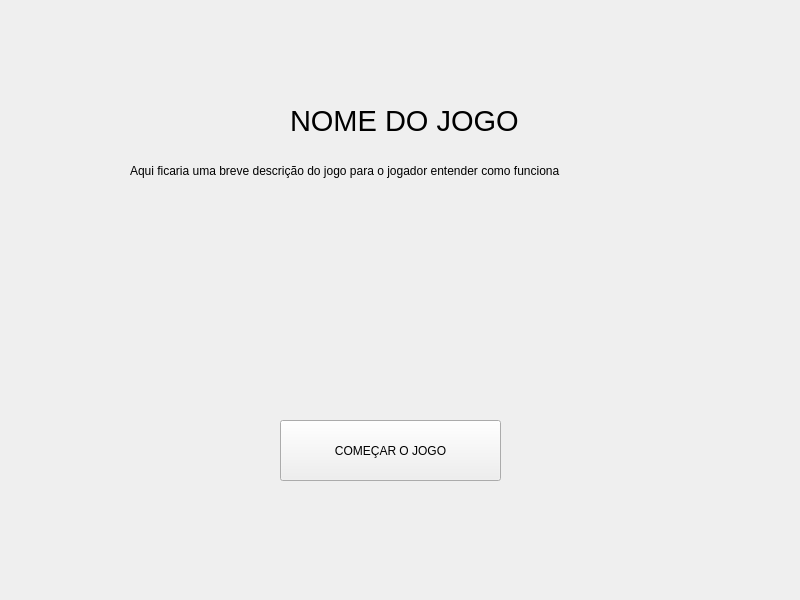
Before: the Qt Designer form base.ui in Fellipe97/gamifiedTextClassification, drawn with Qt 5.
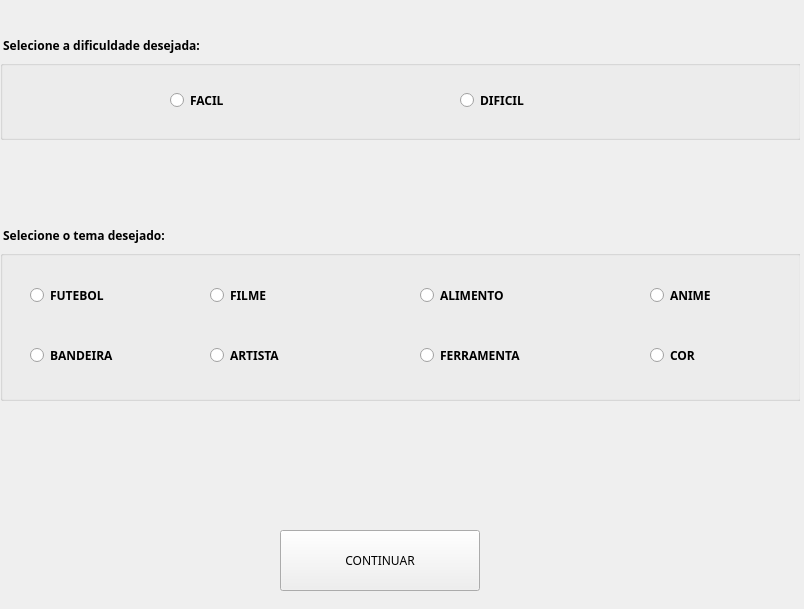
After: the same form once the commit is applied. The open tabs and pages were chosen to show the change.

Commit message: feat: :zap: quase todo o esqueleto visual do app

```diff
--- a/base.ui
+++ b/base.ui
@@ -6,57 +6,729 @@
    <rect>
     <x>0</x>
     <y>0</y>
-    <width>800</width>
-    <height>600</height>
+    <width>804</width>
+    <height>609</height>
    </rect>
   </property>
   <property name="windowTitle">
    <string>MainWindow</string>
   </property>
   <widget class="QWidget" name="centralwidget">
-   <widget class="QPushButton" name="pushButton">
+   <widget class="QStackedWidget" name="stackedWidget">
     <property name="geometry">
      <rect>
-      <x>280</x>
-      <y>420</y>
-      <width>221</width>
-      <height>61</height>
+      <x>0</x>
+      <y>0</y>
+      <width>800</width>
+      <height>600</height>
      </rect>
     </property>
-    <property name="text">
-     <string>COMEÇAR O JOGO</string>
+    <property name="minimumSize">
+     <size>
+      <width>800</width>
+      <height>400</height>
+     </size>
     </property>
-   </widget>
-   <widget class="QLabel" name="label">
-    <property name="geometry">
-     <rect>
-      <x>290</x>
-      <y>80</y>
-      <width>231</width>
-      <height>81</height>
-     </rect>
+    <property name="maximumSize">
+     <size>
+      <width>800</width>
+      <height>600</height>
+     </size>
     </property>
-    <property name="font">
-     <font>
-      <pointsize>22</pointsize>
-     </font>
+    <property name="currentIndex">
+     <number>0</number>
     </property>
-    <property name="text">
-     <string>NOME DO JOGO</string>
-    </property>
-   </widget>
-   <widget class="QLabel" name="label_2">
-    <property name="geometry">
-     <rect>
-      <x>130</x>
-      <y>160</y>
-      <width>511</width>
-      <height>21</height>
-     </rect>
-    </property>
-    <property name="text">
-     <string>Aqui ficaria uma breve descrição do jogo para o jogador entender como funciona</string>
-    </property>
+    <widget class="QWidget" name="page">
+     <widget class="QLabel" name="label">
+      <property name="geometry">
+       <rect>
+        <x>10</x>
+        <y>20</y>
+        <width>791</width>
+        <height>61</height>
+       </rect>
+      </property>
+      <property name="font">
+       <font>
+        <pointsize>-1</pointsize>
+        <weight>75</weight>
+        <bold>true</bold>
+       </font>
+      </property>
+      <property name="styleSheet">
+       <string notr="true">color: blue;
+font-size: 32px;
+font-weight: bold;</string>
+      </property>
+      <property name="text">
+       <string>GAME XXX</string>
+      </property>
+      <property name="alignment">
+       <set>Qt::AlignCenter</set>
+      </property>
+     </widget>
+     <widget class="QLabel" name="label_2">
+      <property name="geometry">
+       <rect>
+        <x>10</x>
+        <y>90</y>
+        <width>781</width>
+        <height>401</height>
+       </rect>
+      </property>
+      <property name="font">
+       <font>
+        <family>8514oem</family>
+        <weight>75</weight>
+        <bold>true</bold>
+       </font>
+      </property>
+      <property name="autoFillBackground">
+       <bool>false</bool>
+      </property>
+      <property name="inputMethodHints">
+       <set>Qt::ImhMultiLine</set>
+      </property>
+      <property name="lineWidth">
+       <number>1</number>
+      </property>
+      <property name="text">
+       <string>Bem-vindo ao jogo XXXX! Vamos aprender a como jogar? 
+Algumas regras para voce se dar bem no jogo:
+
+
+
+1 - escolha o tema para ser gerada a imagem.
+
+2 - uma imagem sera gerada.
+
+3 - presta bastante atencao na imagem no tempo limite.
+
+4 - descreva todos os detalhes que tinha na imagem.
+
+5 - o jogo ira avalaiar a sua resposta de acordo com a resposta gerada pela inteligencia artificial.
+
+
+
+Quanto mais parecido, melhor sera sua pontuacao!</string>
+      </property>
+      <property name="wordWrap">
+       <bool>true</bool>
+      </property>
+     </widget>
+     <widget class="QPushButton" name="startGameButton">
+      <property name="geometry">
+       <rect>
+        <x>280</x>
+        <y>530</y>
+        <width>200</width>
+        <height>61</height>
+       </rect>
+      </property>
+      <property name="maximumSize">
+       <size>
+        <width>200</width>
+        <height>300</height>
+       </size>
+      </property>
+      <property name="font">
+       <font>
+        <family>8514oem</family>
+       </font>
+      </property>
+      <property name="cursor">
+       <cursorShape>PointingHandCursor</cursorShape>
+      </property>
+      <property name="styleSheet">
+       <string notr="true">box-shadow: rgba(0, 0, 0, 0.35) 0px 5px 15px;
+
+</string>
+      </property>
+      <property name="text">
+       <string>START GAME</string>
+      </property>
+      <property name="flat">
+       <bool>false</bool>
+      </property>
+     </widget>
+    </widget>
+    <widget class="QWidget" name="page_2">
+     <widget class="QLabel" name="label_3">
+      <property name="geometry">
+       <rect>
+        <x>0</x>
+        <y>0</y>
+        <width>801</width>
+        <height>91</height>
+       </rect>
+      </property>
+      <property name="font">
+       <font>
+        <family>8514oem</family>
+        <weight>75</weight>
+        <bold>true</bold>
+       </font>
+      </property>
+      <property name="autoFillBackground">
+       <bool>false</bool>
+      </property>
+      <property name="inputMethodHints">
+       <set>Qt::ImhMultiLine</set>
+      </property>
+      <property name="lineWidth">
+       <number>1</number>
+      </property>
+      <property name="text">
+       <string> Selecione a dificuldade desejada:</string>
+      </property>
+      <property name="wordWrap">
+       <bool>true</bool>
+      </property>
+     </widget>
+     <widget class="QLabel" name="label_5">
+      <property name="geometry">
+       <rect>
+        <x>0</x>
+        <y>190</y>
+        <width>801</width>
+        <height>91</height>
+       </rect>
+      </property>
+      <property name="font">
+       <font>
+        <family>8514oem</family>
+        <weight>75</weight>
+        <bold>true</bold>
+       </font>
+      </property>
+      <property name="autoFillBackground">
+       <bool>false</bool>
+      </property>
+      <property name="inputMethodHints">
+       <set>Qt::ImhMultiLine</set>
+      </property>
+      <property name="lineWidth">
+       <number>1</number>
+      </property>
+      <property name="text">
+       <string> Selecione o tema desejado:</string>
+      </property>
+      <property name="wordWrap">
+       <bool>true</bool>
+      </property>
+     </widget>
+     <widget class="QPushButton" name="continueGame1Button">
+      <property name="geometry">
+       <rect>
+        <x>280</x>
+        <y>530</y>
+        <width>200</width>
+        <height>61</height>
+       </rect>
+      </property>
+      <property name="maximumSize">
+       <size>
+        <width>200</width>
+        <height>300</height>
+       </size>
+      </property>
+      <property name="font">
+       <font>
+        <family>8514oem</family>
+       </font>
+      </property>
+      <property name="cursor">
+       <cursorShape>PointingHandCursor</cursorShape>
+      </property>
+      <property name="styleSheet">
+       <string notr="true">box-shadow: rgba(0, 0, 0, 0.35) 0px 5px 15px;
+
+</string>
+      </property>
+      <property name="text">
+       <string>CONTINUAR</string>
+      </property>
+      <property name="flat">
+       <bool>false</bool>
+      </property>
+     </widget>
+     <widget class="QGroupBox" name="groupBox">
+      <property name="enabled">
+       <bool>true</bool>
+      </property>
+      <property name="geometry">
+       <rect>
+        <x>0</x>
+        <y>60</y>
+        <width>801</width>
+        <height>80</height>
+       </rect>
+      </property>
+      <property name="title">
+       <string/>
+      </property>
+      <widget class="QRadioButton" name="radioButton_dificil">
+       <property name="geometry">
+        <rect>
+         <x>460</x>
+         <y>20</y>
+         <width>151</width>
+         <height>41</height>
+        </rect>
+       </property>
+       <property name="font">
+        <font>
+         <family>8514oem</family>
+         <weight>75</weight>
+         <bold>true</bold>
+        </font>
+       </property>
+       <property name="cursor">
+        <cursorShape>PointingHandCursor</cursorShape>
+       </property>
+       <property name="tabletTracking">
+        <bool>false</bool>
+       </property>
+       <property name="text">
+        <string>DIFICIL</string>
+       </property>
+      </widget>
+      <widget class="QRadioButton" name="radioButton_facil">
+       <property name="geometry">
+        <rect>
+         <x>170</x>
+         <y>20</y>
+         <width>91</width>
+         <height>41</height>
+        </rect>
+       </property>
+       <property name="font">
+        <font>
+         <family>8514oem</family>
+         <weight>75</weight>
+         <bold>true</bold>
+        </font>
+       </property>
+       <property name="cursor">
+        <cursorShape>PointingHandCursor</cursorShape>
+       </property>
+       <property name="tabletTracking">
+        <bool>false</bool>
+       </property>
+       <property name="text">
+        <string>FACIL</string>
+       </property>
+      </widget>
+     </widget>
+     <widget class="QGroupBox" name="groupBox_2">
+      <property name="geometry">
+       <rect>
+        <x>0</x>
+        <y>250</y>
+        <width>801</width>
+        <height>151</height>
+       </rect>
+      </property>
+      <property name="font">
+       <font>
+        <kerning>true</kerning>
+       </font>
+      </property>
+      <property name="toolTip">
+       <string/>
+      </property>
+      <property name="statusTip">
+       <string/>
+      </property>
+      <property name="title">
+       <string/>
+      </property>
+      <widget class="QRadioButton" name="radioButton_futebol">
+       <property name="geometry">
+        <rect>
+         <x>30</x>
+         <y>30</y>
+         <width>101</width>
+         <height>31</height>
+        </rect>
+       </property>
+       <property name="font">
+        <font>
+         <family>8514oem</family>
+         <weight>75</weight>
+         <bold>true</bold>
+        </font>
+       </property>
+       <property name="cursor">
+        <cursorShape>PointingHandCursor</cursorShape>
+       </property>
+       <property name="text">
+        <string>FUTEBOL</string>
+       </property>
+      </widget>
+      <widget class="QRadioButton" name="radioButton_filme">
+       <property name="geometry">
+        <rect>
+         <x>210</x>
+         <y>30</y>
+         <width>101</width>
+         <height>31</height>
+        </rect>
+       </property>
+       <property name="font">
+        <font>
+         <family>8514oem</family>
+         <weight>75</weight>
+         <bold>true</bold>
+        </font>
+       </property>
+       <property name="cursor">
+        <cursorShape>PointingHandCursor</cursorShape>
+       </property>
+       <property name="text">
+        <string>FILME</string>
+       </property>
+      </widget>
+      <widget class="QRadioButton" name="radioButton_alimento">
+       <property name="geometry">
+        <rect>
+         <x>420</x>
+         <y>30</y>
+         <width>121</width>
+         <height>31</height>
+        </rect>
+       </property>
+       <property name="font">
+        <font>
+         <family>8514oem</family>
+         <weight>75</weight>
+         <bold>true</bold>
+        </font>
+       </property>
+       <property name="cursor">
+        <cursorShape>PointingHandCursor</cursorShape>
+       </property>
+       <property name="text">
+        <string>ALIMENTO</string>
+       </property>
+      </widget>
+      <widget class="QRadioButton" name="radioButton_bandeira">
+       <property name="geometry">
+        <rect>
+         <x>30</x>
+         <y>90</y>
+         <width>151</width>
+         <height>31</height>
+        </rect>
+       </property>
+       <property name="font">
+        <font>
+         <family>8514oem</family>
+         <weight>75</weight>
+         <bold>true</bold>
+        </font>
+       </property>
+       <property name="cursor">
+        <cursorShape>PointingHandCursor</cursorShape>
+       </property>
+       <property name="text">
+        <string>BANDEIRA</string>
+       </property>
+      </widget>
+      <widget class="QRadioButton" name="radioButton_anime">
+       <property name="geometry">
+        <rect>
+         <x>650</x>
+         <y>30</y>
+         <width>101</width>
+         <height>31</height>
+        </rect>
+       </property>
+       <property name="font">
+        <font>
+         <family>8514oem</family>
+         <weight>75</weight>
+         <bold>true</bold>
+        </font>
+       </property>
+       <property name="cursor">
+        <cursorShape>PointingHandCursor</cursorShape>
+       </property>
+       <property name="text">
+        <string>ANIME</string>
+       </property>
+      </widget>
+      <widget class="QRadioButton" name="radioButton_artista">
+       <property name="geometry">
+        <rect>
+         <x>210</x>
+         <y>90</y>
+         <width>101</width>
+         <height>31</height>
+        </rect>
+       </property>
+       <property name="font">
+        <font>
+         <family>8514oem</family>
+         <weight>75</weight>
+         <bold>true</bold>
+        </font>
+       </property>
+       <property name="cursor">
+        <cursorShape>PointingHandCursor</cursorShape>
+       </property>
+       <property name="text">
+        <string>ARTISTA</string>
+       </property>
+      </widget>
+      <widget class="QRadioButton" name="radioButton_ferramenta">
+       <property name="geometry">
+        <rect>
+         <x>420</x>
+         <y>90</y>
+         <width>131</width>
+         <height>31</height>
+        </rect>
+       </property>
+       <property name="font">
+        <font>
+         <family>8514oem</family>
+         <weight>75</weight>
+         <bold>true</bold>
+        </font>
+       </property>
+       <property name="cursor">
+        <cursorShape>PointingHandCursor</cursorShape>
+       </property>
+       <property name="text">
+        <string>FERRAMENTA</string>
+       </property>
+      </widget>
+      <widget class="QRadioButton" name="radioButton_cor">
+       <property name="geometry">
+        <rect>
+         <x>650</x>
+         <y>90</y>
+         <width>101</width>
+         <height>31</height>
+        </rect>
+       </property>
+       <property name="font">
+        <font>
+         <family>8514oem</family>
+         <weight>75</weight>
+         <bold>true</bold>
+        </font>
+       </property>
+       <property name="cursor">
+        <cursorShape>PointingHandCursor</cursorShape>
+       </property>
+       <property name="text">
+        <string>COR</string>
+       </property>
+      </widget>
+     </widget>
+    </widget>
+    <widget class="QWidget" name="page_3">
+     <widget class="QLabel" name="tema_escolhido">
+      <property name="geometry">
+       <rect>
+        <x>10</x>
+        <y>20</y>
+        <width>791</width>
+        <height>91</height>
+       </rect>
+      </property>
+      <property name="font">
+       <font>
+        <family>8514oem</family>
+        <weight>75</weight>
+        <bold>true</bold>
+       </font>
+      </property>
+      <property name="autoFillBackground">
+       <bool>false</bool>
+      </property>
+      <property name="inputMethodHints">
+       <set>Qt::ImhMultiLine</set>
+      </property>
+      <property name="lineWidth">
+       <number>1</number>
+      </property>
+      <property name="text">
+       <string>TEMA</string>
+      </property>
+      <property name="alignment">
+       <set>Qt::AlignCenter</set>
+      </property>
+      <property name="wordWrap">
+       <bool>true</bool>
+      </property>
+     </widget>
+     <widget class="QLCDNumber" name="lcdNumber">
+      <property name="enabled">
+       <bool>false</bool>
+      </property>
+      <property name="geometry">
+       <rect>
+        <x>690</x>
+        <y>500</y>
+        <width>101</width>
+        <height>91</height>
+       </rect>
+      </property>
+      <property name="font">
+       <font>
+        <family>8514oem</family>
+       </font>
+      </property>
+      <property name="focusPolicy">
+       <enum>Qt::NoFocus</enum>
+      </property>
+      <property name="layoutDirection">
+       <enum>Qt::LeftToRight</enum>
+      </property>
+      <property name="smallDecimalPoint">
+       <bool>false</bool>
+      </property>
+      <property name="digitCount">
+       <number>2</number>
+      </property>
+      <property name="value" stdset="0">
+       <double>60.000000000000000</double>
+      </property>
+      <property name="intValue" stdset="0">
+       <number>60</number>
+      </property>
+     </widget>
+     <widget class="QLabel" name="tema_escolhido_2">
+      <property name="geometry">
+       <rect>
+        <x>690</x>
+        <y>460</y>
+        <width>101</width>
+        <height>41</height>
+       </rect>
+      </property>
+      <property name="font">
+       <font>
+        <family>8514oem</family>
+        <weight>75</weight>
+        <bold>true</bold>
+       </font>
+      </property>
+      <property name="autoFillBackground">
+       <bool>false</bool>
+      </property>
+      <property name="inputMethodHints">
+       <set>Qt::ImhMultiLine</set>
+      </property>
+      <property name="lineWidth">
+       <number>1</number>
+      </property>
+      <property name="text">
+       <string>TEMPO</string>
+      </property>
+      <property name="alignment">
+       <set>Qt::AlignCenter</set>
+      </property>
+      <property name="wordWrap">
+       <bool>true</bool>
+      </property>
+     </widget>
+     <widget class="QPushButton" name="continueGame2Button">
+      <property name="geometry">
+       <rect>
+        <x>280</x>
+        <y>530</y>
+        <width>200</width>
+        <height>61</height>
+       </rect>
+      </property>
+      <property name="maximumSize">
+       <size>
+        <width>200</width>
+        <height>300</height>
+       </size>
+      </property>
+      <property name="font">
+       <font>
+        <family>8514oem</family>
+       </font>
+      </property>
+      <property name="cursor">
+       <cursorShape>PointingHandCursor</cursorShape>
+      </property>
+      <property name="styleSheet">
+       <string notr="true">box-shadow: rgba(0, 0, 0, 0.35) 0px 5px 15px;
+
+</string>
+      </property>
+      <property name="text">
+       <string>CONTINUAR</string>
+      </property>
+      <property name="flat">
+       <bool>false</bool>
+      </property>
+     </widget>
+     <widget class="QPushButton" name="resetGame1Button">
+      <property name="geometry">
+       <rect>
+        <x>20</x>
+        <y>30</y>
+        <width>51</width>
+        <height>61</height>
+       </rect>
+      </property>
+      <property name="maximumSize">
+       <size>
+        <width>200</width>
+        <height>300</height>
+       </size>
+      </property>
+      <property name="font">
+       <font>
+        <family>8514oem</family>
+        <weight>75</weight>
+        <bold>true</bold>
+       </font>
+      </property>
+      <property name="cursor">
+       <cursorShape>PointingHandCursor</cursorShape>
+      </property>
+      <property name="styleSheet">
+       <string notr="true">background-color: #ff9999; 
+color: #ffffff;
+
+border: 1px solid red;
+border-radius: 100%;
+
+border-radius: 50%
+</string>
+      </property>
+      <property name="text">
+       <string>❌</string>
+      </property>
+      <property name="flat">
+       <bool>false</bool>
+      </property>
+     </widget>
+    </widget>
+    <widget class="QWidget" name="page_4">
+     <widget class="QLabel" name="label_4">
+      <property name="geometry">
+       <rect>
+        <x>360</x>
+        <y>220</y>
+        <width>91</width>
+        <height>111</height>
+       </rect>
+      </property>
+      <property name="text">
+       <string>ZEROUUU</string>
+      </property>
+     </widget>
+    </widget>
    </widget>
   </widget>
  </widget>
```
The commit also changes 3 other files.
